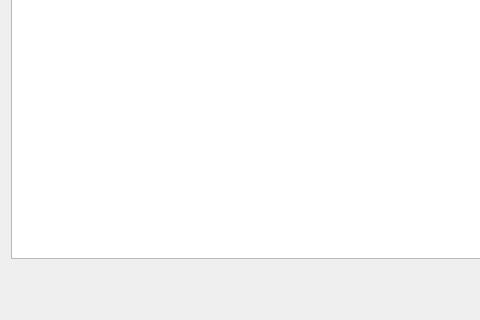
Above: src/searchresultwidget.ui from Remaker01/TinyPlayer before the change; both pictures show x 0 to 480 and y 130 to 450 of the 750 by 450 pixel window. Below: the same form after it.
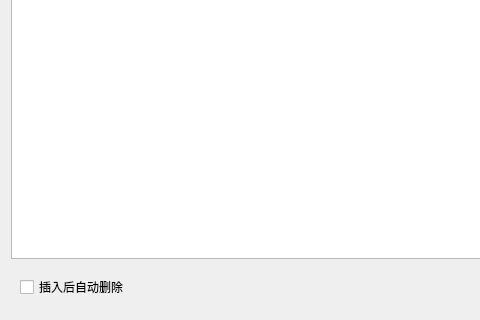
That is the form after the change.

Commit message: 支持插入线上歌曲后删除条目

```diff
--- a/src/searchresultwidget.ui
+++ b/src/searchresultwidget.ui
@@ -39,6 +39,13 @@
    <item row="2" column="0">
     <widget class="QWidget" name="widget" native="true">
      <layout class="QHBoxLayout" name="horizontalLayout">
+      <item>
+       <widget class="QCheckBox" name="autoDelBox">
+        <property name="text">
+         <string>插入后自动删除</string>
+        </property>
+       </widget>
+      </item>
       <item>
        <spacer name="horizontalSpacer">
         <property name="orientation">
```
The commit also changes 6 other files.
